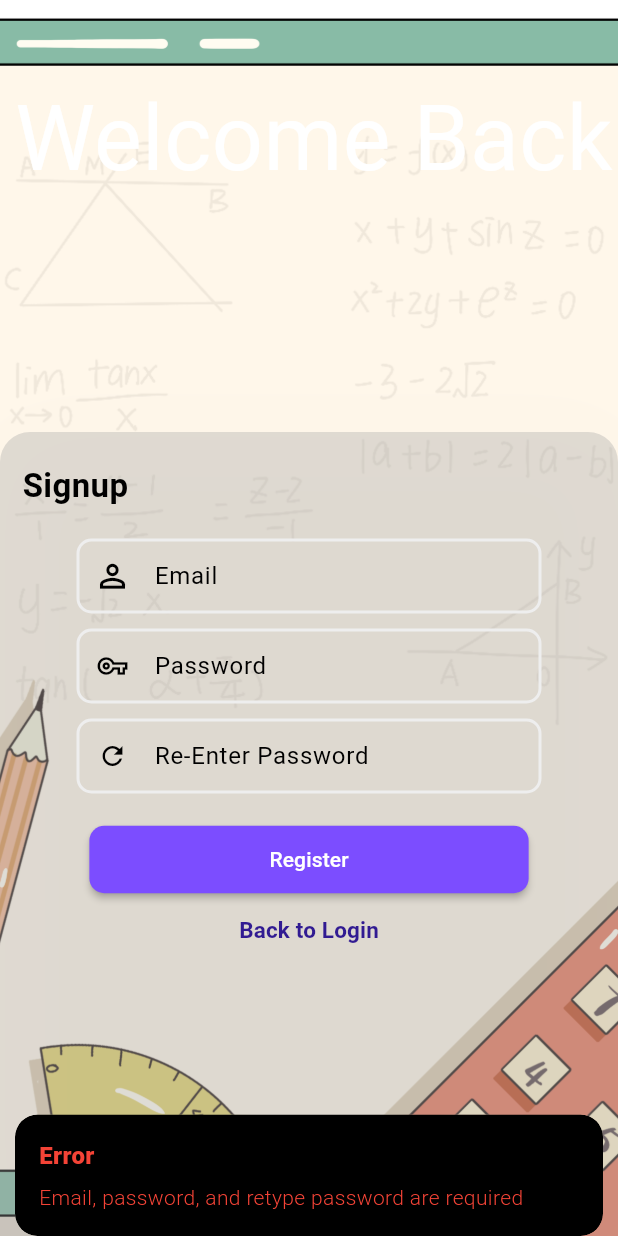
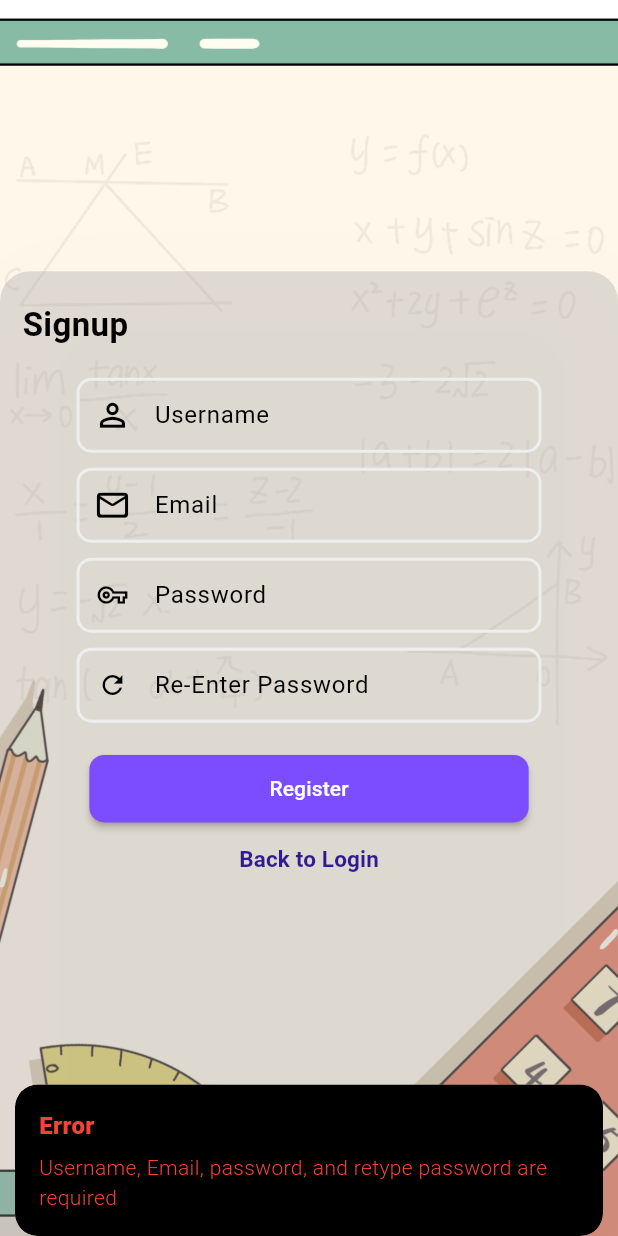
Before and after one commit to yuumens/fymath-flutter, a Flutter app: the LoginScreen screen opened by its route, after a tap on "Create account", after a tap on "Register", on a phone screen of 412 x 824 dp. Run offline on Flutter 3.47's test engine with Material 3 defaults, Android fonts, the light colour scheme and no system bars; our stand-ins replace appwrite, audioplayers, get; Roboto replaces fonts that are missing (Raleway).

Commit message:
main : Add Name as Username at Register Page

```diff
--- a/lib/controllers/api_controller.dart
+++ b/lib/controllers/api_controller.dart
@@ -18,13 +18,14 @@ class ApiController extends GetxController {
   User? get currentUser => _currentUser;
   String? get username => _currentUser?.name;
 
-  Future<bool> signUp(String email, String password) async {
+  Future<bool> signUp(String email, String password, String username) async {
     try {
       final uniqueUserId = ID.unique();
       final response = await account.create(
         userId: uniqueUserId,
         email: email,
         password: password,
+        name: username,
       );
       final registrationSuccess = response != null;
       if (registrationSuccess) {
--- a/lib/pages/LoginPage.dart
+++ b/lib/pages/LoginPage.dart
@@ -4,7 +4,6 @@ import 'package:flutter/material.dart';
 import 'package:fymath/controllers/api_controller.dart';
 import 'package:fymath/pages/ForgotPassword.dart';
 import 'package:get/get.dart';
-import 'package:fymath/pages/HomePage.dart';
 
 class LoginScreen extends StatefulWidget {
   const LoginScreen({Key? key}) : super(key: key);
@@ -21,6 +20,7 @@ class _LoginScreenState extends State<LoginScreen> {
   final TextEditingController passwordTextController = TextEditingController();
   final TextEditingController passwordRetypeTextController =
       TextEditingController();
+  final TextEditingController usernametextController = TextEditingController();
   final ApiController _apiController = Get.find();
 
   void _handleSignIn() async {
@@ -56,9 +56,14 @@ class _LoginScreenState extends State<LoginScreen> {
     final email = emailTextController.text;
     final password = passwordTextController.text;
     final enterPassword = passwordRetypeTextController.text;
+    final username = usernametextController.text;
 
-    if (email.isEmpty || password.isEmpty || enterPassword.isEmpty) {
-      Get.snackbar("Error", "Email, password, and retype password are required",
+    if (username.isEmpty ||
+        email.isEmpty ||
+        password.isEmpty ||
+        enterPassword.isEmpty) {
+      Get.snackbar("Error",
+          "Username, Email, password, and retype password are required",
           snackPosition: SnackPosition.BOTTOM,
           backgroundColor: Colors.black,
           colorText: Colors.red);
@@ -73,7 +78,8 @@ class _LoginScreenState extends State<LoginScreen> {
       return;
     }
 
-    final signUpSuccessful = await _apiController.signUp(email, password);
+    final signUpSuccessful =
+        await _apiController.signUp(email, password, username);
 
     if (signUpSuccessful) {
       Get.snackbar("Success", "Account has been created",
@@ -120,13 +126,6 @@ class _LoginScreenState extends State<LoginScreen> {
                           ),
                         );
                       },
-                      child: Text(
-                        "Welcome Back",
-                        style: TextStyle(
-                            fontSize: 60,
-                            color: Colors.white,
-                            fontFamily: "Raleway"),
-                      ),
                     ),
                   ),
                 ),
@@ -136,7 +135,7 @@ class _LoginScreenState extends State<LoginScreen> {
               ),
               Container(),
               Expanded(
-                flex: 2,
+                flex: 4,
                 child: playAreas == false
                     ? TweenAnimationBuilder(
                         tween: Tween<double>(begin: 0, end: 1),
@@ -433,12 +432,12 @@ class _LoginScreenState extends State<LoginScreen> {
                                     height: 50,
                                     width: 310,
                                     child: TextField(
-                                      controller: emailTextController,
+                                      controller: usernametextController,
                                       showCursor: true,
                                       cursorColor: Colors.black,
                                       decoration: InputDecoration(
-                                        labelText: "Email",
-                                        hintText: "Username or E-mail",
+                                        labelText: "Username",
+                                        hintText: "Username",
                                         hintStyle: TextStyle(
                                             color: Colors.grey, fontSize: 15),
                                         labelStyle: TextStyle(
@@ -447,6 +446,55 @@ class _LoginScreenState extends State<LoginScreen> {
                                             fontWeight: FontWeight.w400),
                                         prefixIcon: Icon(
                                           Icons.perm_identity_sharp,
+                                          color: Colors.black,
+                                          size: 25,
+                                        ),
+                                        enabledBorder: OutlineInputBorder(
+                                            borderSide: BorderSide(
+                                                color: Colors.grey.shade200,
+                                                width: 2),
+                                            borderRadius:
+                                                BorderRadius.circular(10)),
+                                        floatingLabelStyle: TextStyle(
+                                          color: Colors.black,
+                                          fontSize: 18,
+                                        ),
+                                        focusedBorder: OutlineInputBorder(
+                                          borderSide: BorderSide(
+                                              color: Colors.deepPurpleAccent,
+                                              width: 1.5),
+                                          borderRadius:
+                                              BorderRadius.circular(10),
+                                        ),
+                                      ),
+                                    ),
+                                  ),
+                                ],
+                              ),
+                              SizedBox(
+                                height: 10,
+                              ),
+                              Column(
+                                mainAxisAlignment: MainAxisAlignment.center,
+                                children: [
+                                  Container(
+                                    height: 50,
+                                    width: 310,
+                                    child: TextField(
+                                      controller: emailTextController,
+                                      showCursor: true,
+                                      cursorColor: Colors.black,
+                                      decoration: InputDecoration(
+                                        labelText: "Email",
+                                        hintText: "Email",
+                                        hintStyle: TextStyle(
+                                            color: Colors.grey, fontSize: 15),
+                                        labelStyle: TextStyle(
+                                            color: Colors.black,
+                                            fontSize: 16,
+                                            fontWeight: FontWeight.w400),
+                                        prefixIcon: Icon(
+                                          Icons.mail_outline_rounded,
                                           color: Colors.black,
                                           size: 25,
                                         ),
```
